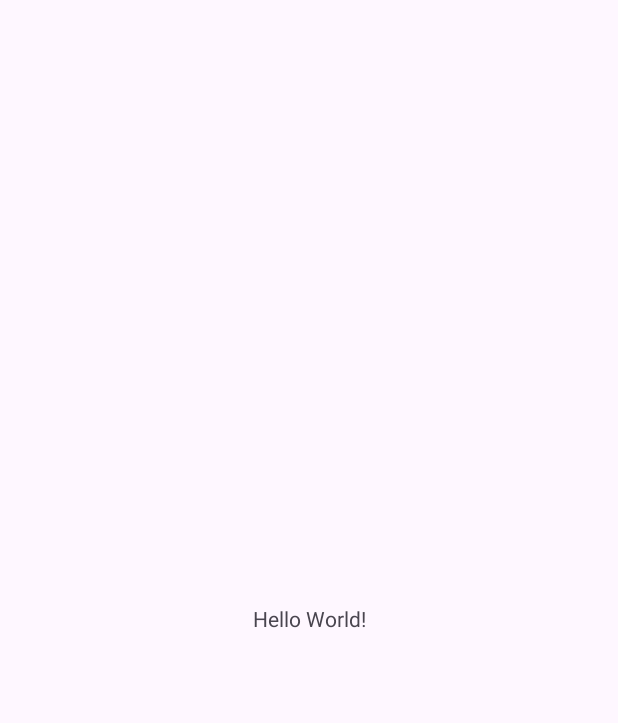
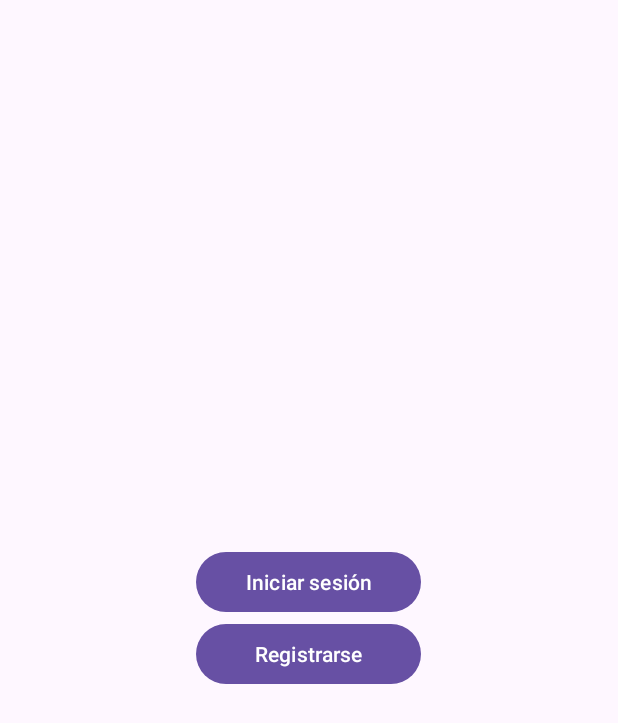
Before and after one commit to 9150FJ/Plans_App, an Android app: the screen it shows after launch (MainActivity), on a phone screen of 412 x 824 dp. Before the commit the part shown is almost empty. Shown: the top 723 px of the screen. Run offline under Robolectric (Android 15) with nearby library versions, the phone set to English and light mode, and no system bars.

Commit message:
Falta inserccion de datos de registrar e iniciar sesion

```diff
--- a/app/src/main/java/com/cifpceuta/plans_app/MainActivity.java
+++ b/app/src/main/java/com/cifpceuta/plans_app/MainActivity.java
@@ -2,19 +2,50 @@ package com.cifpceuta.plans_app;
 
 import androidx.appcompat.app.AppCompatActivity;
 
+import android.annotation.SuppressLint;
+import android.content.Intent;
 import android.database.sqlite.SQLiteDatabase;
 import android.os.Bundle;
+import android.view.View;
+import android.widget.Button;
 
 public class MainActivity extends AppCompatActivity {
+
+    Button botonRegistrar,botonIniciarSesion;
 
     @Override
     protected void onCreate(Bundle savedInstanceState) {
         super.onCreate(savedInstanceState);
         setContentView(R.layout.activity_main);
         MyOpenHelper dbHelper = new MyOpenHelper(this);
+        SQLiteDatabase db = dbHelper.getWritableDatabase();
+        botonRegistrar=(Button) findViewById(R.id.registrar);
+        botonIniciarSesion=(Button) findViewById(R.id.iniciarSesion);
+        botonRegistrar.setOnClickListener(new View.OnClickListener() {
+            @Override
+            public void onClick(View v) {
+                intentRegistrar();
+            }
+        });
 
-        SQLiteDatabase db = dbHelper.getWritableDatabase();
+        botonIniciarSesion.setOnClickListener(new View.OnClickListener() {
+            @Override
+            public void onClick(View v) {
+                intentIniciarSesion();
+            }
+        });
+
 
 
     }
+
+    public void intentRegistrar(){
+        Intent i = new Intent(this,DatosRegistrarse_App.class);
+        startActivity(i);
+    }
+
+    public void intentIniciarSesion(){
+        Intent i = new Intent(this,DatosSesion_App.class);
+        startActivity(i);
+    }
 }
--- a/app/src/main/java/com/cifpceuta/plans_app/MyOpenHelper.java
+++ b/app/src/main/java/com/cifpceuta/plans_app/MyOpenHelper.java
@@ -6,7 +6,8 @@ import android.database.sqlite.SQLiteOpenHelper;
 
 public class MyOpenHelper extends SQLiteOpenHelper {
 
-    private static final String tabla_usuario="CREATE TABLE usuario(id INTEGER PRIMARY KEY AUTOINCREMENT, usuario VARCHAR(35), contraseña VARCHAR(35))";
+
+    private static final String tabla_usuario="CREATE TABLE usuario(id INTEGER PRIMARY KEY AUTOINCREMENT, usuario_nombre VARCHAR(35), contraseña VARCHAR(35))";
     private static final String DB_NAME = "app_planifica.db";
 
     private static final int DB_VERSION =1;
@@ -22,6 +23,13 @@ public class MyOpenHelper extends SQLiteOpenHelper {
 
     @Override
     public void onUpgrade(SQLiteDatabase db, int oldVersion, int newVersion) {
+        db.execSQL("drop table if exists usuario");
+    }
 
+    public void agregarDatos(SQLiteDatabase db, String consulta){
+        db = this.getWritableDatabase();
+        if (db!=null){
+            db.execSQL(consulta);
+        }
     }
 }
--- /dev/null
+++ b/app/src/main/java/com/cifpceuta/plans_app/SplashScreen_App.java
@@ -0,0 +1,27 @@
+package com.cifpceuta.plans_app;
+
+import androidx.appcompat.app.AppCompatActivity;
+
+import android.content.Intent;
+import android.os.Bundle;
+import android.os.Handler;
+
+public class SplashScreen_App extends AppCompatActivity {
+
+    @Override
+    protected void onCreate(Bundle savedInstanceState) {
+        super.onCreate(savedInstanceState);
+        setContentView(R.layout.activity_splash_screen_app);
+
+
+        new Handler().postDelayed(new Runnable() {
+            @Override
+            public void run() {
+                Intent i = new Intent(SplashScreen_App.this, MainActivity.class);
+                startActivity(i);
+                finish();
+            }
+        },2000);
+    }
+
+}
--- a/app/src/main/res/layout/activity_main.xml
+++ b/app/src/main/res/layout/activity_main.xml
@@ -1,18 +1,32 @@
 <?xml version="1.0" encoding="utf-8"?>
-<androidx.constraintlayout.widget.ConstraintLayout xmlns:android="http://schemas.android.com/apk/res/android"
+<LinearLayout xmlns:android="http://schemas.android.com/apk/res/android"
     xmlns:app="http://schemas.android.com/apk/res-auto"
     xmlns:tools="http://schemas.android.com/tools"
     android:layout_width="match_parent"
     android:layout_height="match_parent"
+    android:orientation="horizontal"
     tools:context=".MainActivity">
 
-    <TextView
-        android:layout_width="wrap_content"
+    <LinearLayout
+        android:layout_width="match_parent"
         android:layout_height="wrap_content"
-        android:text="Hello World!"
-        app:layout_constraintBottom_toBottomOf="parent"
-        app:layout_constraintEnd_toEndOf="parent"
-        app:layout_constraintStart_toStartOf="parent"
-        app:layout_constraintTop_toTopOf="parent" />
+        android:layout_gravity="center"
+        android:orientation="vertical">
+        <Button
+            android:id="@+id/iniciarSesion"
+            android:layout_width="150dp"
+            android:layout_height="wrap_content"
+            android:layout_gravity="center"
+            android:text="Iniciar sesión" />
 
-</androidx.constraintlayout.widget.ConstraintLayout>
+        <Button
+            android:id="@+id/registrar"
+            android:layout_width="150dp"
+            android:layout_height="wrap_content"
+            android:layout_gravity="center"
+            android:text="Registrarse" />
+
+
+</LinearLayout>
+
+</LinearLayout>
```
Also changed, not shown: app/src/main/AndroidManifest.xml (+10 -1 lines), app/src/main/java/com/cifpceuta/plans_app/DatosRegistrarse_App.java (added, +37 -0 lines), app/src/main/java/com/cifpceuta/plans_app/DatosSesion_App.java (added, +33 -0 lines), app/src/main/res/layout/activity_datos_registrarse_app.xml (added, +76 -0 lines), app/src/main/res/layout/activity_datos_sesion_app.xml (added, +76 -0 lines), app/src/main/res/layout/activity_splash_screen_app.xml (added, +18 -0 lines).
